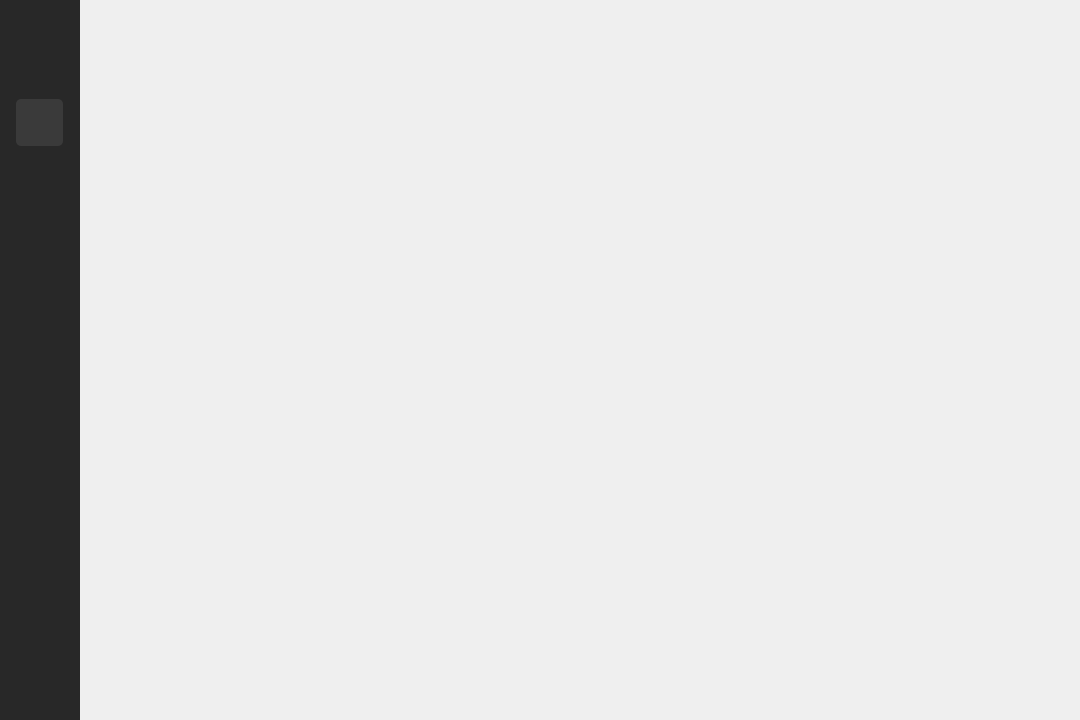
This is mainwindow.ui in Marchell0o0/Backie as Qt 5 draws it before an edit. The edited form follows.
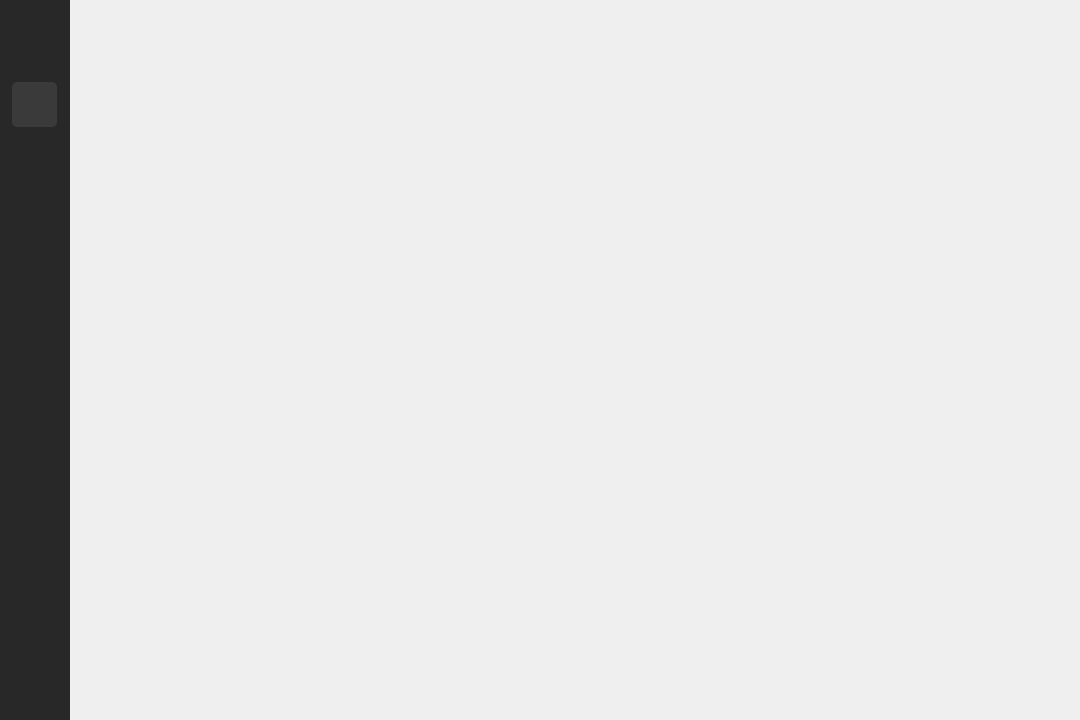
This is the edited form. Icons and pictures are not drawn.

```diff
--- a/mainwindow.ui
+++ b/mainwindow.ui
@@ -18,8 +18,8 @@
   </property>
   <property name="minimumSize">
    <size>
-    <width>500</width>
-    <height>305</height>
+    <width>720</width>
+    <height>480</height>
    </size>
   </property>
   <property name="windowTitle">
@@ -133,13 +133,13 @@
             </property>
             <property name="minimumSize">
              <size>
-              <width>80</width>
+              <width>70</width>
               <height>0</height>
              </size>
             </property>
             <property name="maximumSize">
              <size>
-              <width>80</width>
+              <width>70</width>
               <height>16777215</height>
              </size>
             </property>
@@ -155,8 +155,8 @@
             <property name="styleSheet">
              <string notr="true">QPushButton {
     background-color: transparent;
-    width: 47px;
-    height: 47px;
+    width: 45px;
+    height: 45px;
     border: none;
     border-radius: 5px;
 	border-width: 0px;
@@ -174,6 +174,9 @@
              <property name="spacing">
               <number>0</number>
              </property>
+             <property name="sizeConstraint">
+              <enum>QLayout::SetMaximumSize</enum>
+             </property>
              <property name="leftMargin">
               <number>0</number>
              </property>
@@ -187,16 +190,35 @@
               <number>0</number>
              </property>
              <item>
-              <layout class="QVBoxLayout" name="verticalLayout_2">
+              <layout class="QVBoxLayout" name="verticalLayout_2" stretch="0,0,0,0,0,0,0,0,0,0,0,0,0">
                <property name="spacing">
                 <number>0</number>
                </property>
+               <property name="sizeConstraint">
+                <enum>QLayout::SetMinimumSize</enum>
+               </property>
                <property name="leftMargin">
                 <number>0</number>
                </property>
                <property name="rightMargin">
                 <number>0</number>
                </property>
+               <item>
+                <spacer name="verticalSpacer_6">
+                 <property name="orientation">
+                  <enum>Qt::Vertical</enum>
+                 </property>
+                 <property name="sizeType">
+                  <enum>QSizePolicy::Fixed</enum>
+                 </property>
+                 <property name="sizeHint" stdset="0">
+                  <size>
+                   <width>20</width>
+                   <height>27</height>
+                  </size>
+                 </property>
+                </spacer>
+               </item>
                <item alignment="Qt::AlignHCenter">
                 <widget class="QPushButton" name="homeScreenB">
                  <property name="sizePolicy">
@@ -207,14 +229,14 @@
                  </property>
                  <property name="minimumSize">
                   <size>
-                   <width>47</width>
-                   <height>47</height>
+                   <width>45</width>
+                   <height>45</height>
                   </size>
                  </property>
                  <property name="maximumSize">
                   <size>
-                   <width>47</width>
-                   <height>47</height>
+                   <width>45</width>
+                   <height>45</height>
                   </size>
                  </property>
                  <property name="mouseTracking">
@@ -236,8 +258,8 @@
                  </property>
                  <property name="iconSize">
                   <size>
-                   <width>22</width>
-                   <height>22</height>
+                   <width>21</width>
+                   <height>21</height>
                   </size>
                  </property>
                  <property name="checkable">
@@ -254,6 +276,22 @@
                  </property>
                 </widget>
                </item>
+               <item>
+                <spacer name="verticalSpacer_2">
+                 <property name="orientation">
+                  <enum>Qt::Vertical</enum>
+                 </property>
+                 <property name="sizeType">
+                  <enum>QSizePolicy::Minimum</enum>
+                 </property>
+                 <property name="sizeHint" stdset="0">
+                  <size>
+                   <width>20</width>
+                   <height>10</height>
+                  </size>
+                 </property>
+                </spacer>
+               </item>
                <item alignment="Qt::AlignHCenter">
                 <widget class="QPushButton" name="backupScreenB">
                  <property name="enabled">
@@ -267,14 +305,14 @@
                  </property>
                  <property name="minimumSize">
                   <size>
-                   <width>47</width>
-                   <height>47</height>
+                   <width>45</width>
+                   <height>45</height>
                   </size>
                  </property>
                  <property name="maximumSize">
                   <size>
-                   <width>47</width>
-                   <height>47</height>
+                   <width>45</width>
+                   <height>45</height>
                   </size>
                  </property>
                  <property name="mouseTracking">
@@ -293,8 +331,8 @@
                  </property>
                  <property name="iconSize">
                   <size>
-                   <width>22</width>
-                   <height>22</height>
+                   <width>21</width>
+                   <height>21</height>
                   </size>
                  </property>
                  <property name="checkable">
@@ -311,6 +349,22 @@
                  </property>
                 </widget>
                </item>
+               <item>
+                <spacer name="verticalSpacer_3">
+                 <property name="orientation">
+                  <enum>Qt::Vertical</enum>
+                 </property>
+                 <property name="sizeType">
+                  <enum>QSizePolicy::Minimum</enum>
+                 </property>
+                 <property name="sizeHint" stdset="0">
+                  <size>
+                   <width>20</width>
+                   <height>10</height>
+                  </size>
+                 </property>
+                </spacer>
+               </item>
                <item alignment="Qt::AlignHCenter">
                 <widget class="QPushButton" name="recoverScreenB">
                  <property name="sizePolicy">
@@ -321,14 +375,14 @@
                  </property>
                  <property name="minimumSize">
                   <size>
-                   <width>47</width>
-                   <height>47</height>
+                   <width>45</width>
+                   <height>45</height>
                   </size>
                  </property>
                  <property name="maximumSize">
                   <size>
-                   <width>47</width>
-                   <height>47</height>
+                   <width>45</width>
+                   <height>45</height>
                   </size>
                  </property>
                  <property name="styleSheet">
@@ -344,8 +398,8 @@
                  </property>
                  <property name="iconSize">
                   <size>
-                   <width>22</width>
-                   <height>22</height>
+                   <width>21</width>
+                   <height>21</height>
                   </size>
                  </property>
                  <property name="checkable">
@@ -359,6 +413,22 @@
                  </property>
                 </widget>
                </item>
+               <item>
+                <spacer name="verticalSpacer_4">
+                 <property name="orientation">
+                  <enum>Qt::Vertical</enum>
+                 </property>
+                 <property name="sizeType">
+                  <enum>QSizePolicy::Minimum</enum>
+                 </property>
+                 <property name="sizeHint" stdset="0">
+                  <size>
+                   <width>20</width>
+                   <height>10</height>
+                  </size>
+                 </property>
+                </spacer>
+               </item>
                <item alignment="Qt::AlignHCenter">
                 <widget class="QPushButton" name="historyScreenB">
                  <property name="sizePolicy">
@@ -369,14 +439,14 @@
                  </property>
                  <property name="minimumSize">
                   <size>
-                   <width>47</width>
-                   <height>47</height>
+                   <width>45</width>
+                   <height>45</height>
                   </size>
                  </property>
                  <property name="maximumSize">
                   <size>
-                   <width>47</width>
-                   <height>47</height>
+                   <width>45</width>
+                   <height>45</height>
                   </size>
                  </property>
                  <property name="styleSheet">
@@ -392,8 +462,8 @@
                  </property>
                  <property name="iconSize">
                   <size>
-                   <width>22</width>
-                   <height>22</height>
+                   <width>21</width>
+                   <height>21</height>
                   </size>
                  </property>
                  <property name="shortcut">
@@ -425,6 +495,22 @@
                  </property>
                 </widget>
                </item>
+               <item>
+                <spacer name="verticalSpacer_5">
+                 <property name="orientation">
+                  <enum>Qt::Vertical</enum>
+                 </property>
+                 <property name="sizeType">
+                  <enum>QSizePolicy::Minimum</enum>
+                 </property>
+                 <property name="sizeHint" stdset="0">
+                  <size>
+                   <width>20</width>
+                   <height>10</height>
+                  </size>
+                 </property>
+                </spacer>
+               </item>
                <item alignment="Qt::AlignHCenter">
                 <widget class="QPushButton" name="accountScreenB">
                  <property name="sizePolicy">
@@ -435,14 +521,14 @@
                  </property>
                  <property name="minimumSize">
                   <size>
-                   <width>47</width>
-                   <height>47</height>
+                   <width>45</width>
+                   <height>45</height>
                   </size>
                  </property>
                  <property name="maximumSize">
                   <size>
-                   <width>47</width>
-                   <height>47</height>
+                   <width>45</width>
+                   <height>45</height>
                   </size>
                  </property>
                  <property name="styleSheet">
@@ -479,12 +565,12 @@
                   <enum>Qt::Vertical</enum>
                  </property>
                  <property name="sizeType">
-                  <enum>QSizePolicy::Fixed</enum>
+                  <enum>QSizePolicy::Expanding</enum>
                  </property>
                  <property name="sizeHint" stdset="0">
                   <size>
                    <width>20</width>
-                   <height>250</height>
+                   <height>300</height>
                   </size>
                  </property>
                 </spacer>
@@ -499,14 +585,14 @@
                  </property>
                  <property name="minimumSize">
                   <size>
-                   <width>47</width>
-                   <height>47</height>
+                   <width>45</width>
+                   <height>45</height>
                   </size>
                  </property>
                  <property name="maximumSize">
                   <size>
-                   <width>47</width>
-                   <height>47</height>
+                   <width>45</width>
+                   <height>45</height>
                   </size>
                  </property>
                  <property name="styleSheet">
@@ -522,8 +608,8 @@
                  </property>
                  <property name="iconSize">
                   <size>
-                   <width>23</width>
-                   <height>25</height>
+                   <width>21</width>
+                   <height>23</height>
                   </size>
                  </property>
                  <property name="checkable">
@@ -540,6 +626,22 @@
                  </property>
                 </widget>
                </item>
+               <item>
+                <spacer name="verticalSpacer_7">
+                 <property name="orientation">
+                  <enum>Qt::Vertical</enum>
+                 </property>
+                 <property name="sizeType">
+                  <enum>QSizePolicy::Fixed</enum>
+                 </property>
+                 <property name="sizeHint" stdset="0">
+                  <size>
+                   <width>20</width>
+                   <height>27</height>
+                  </size>
+                 </property>
+                </spacer>
+               </item>
               </layout>
              </item>
             </layout>
```
